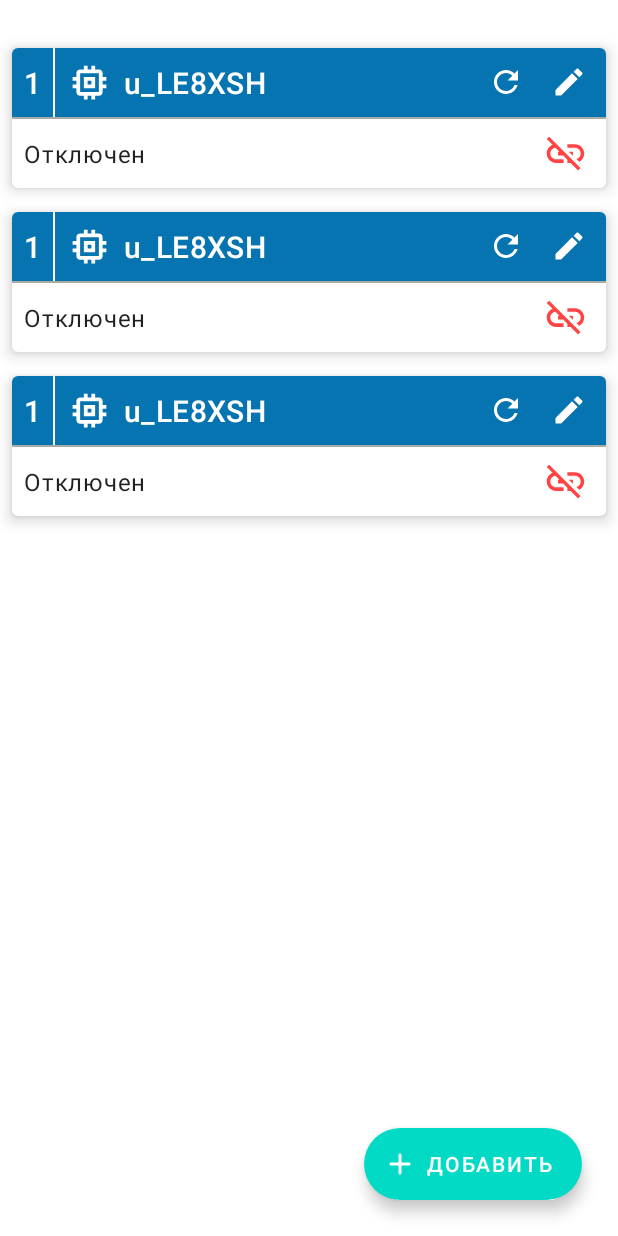
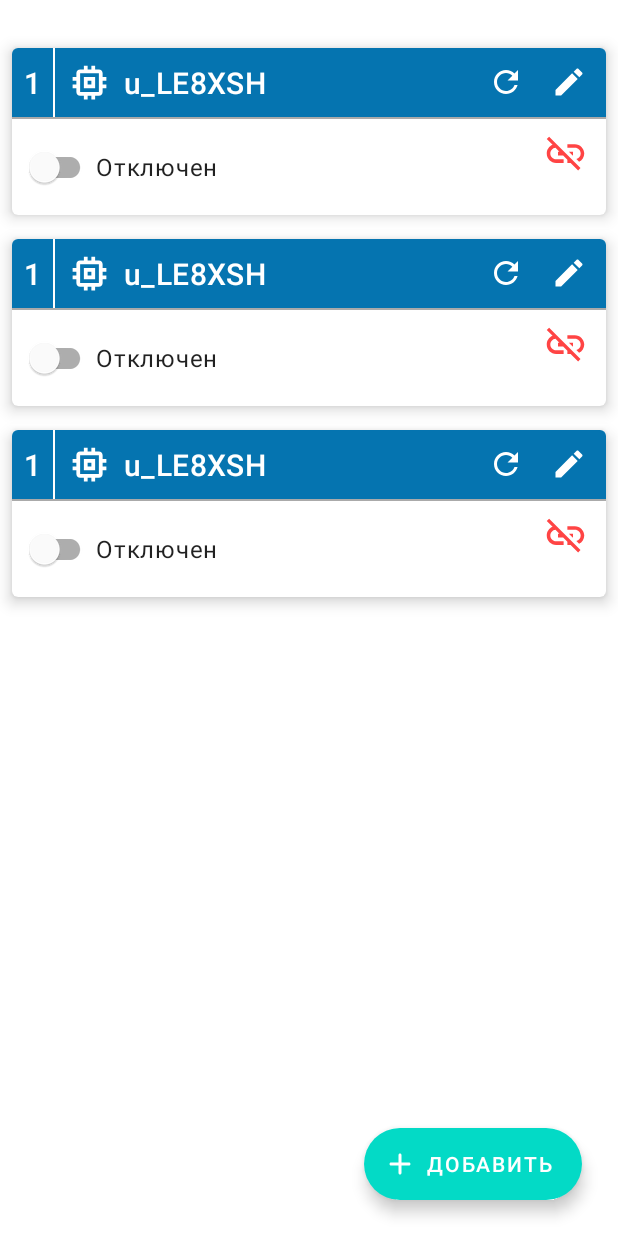
Before and after one commit to MaxKayan/CarControllerMQTT_App, an Android app: the layout fragment_devices.xml on its own in the app's theme, with its tools: preview values and no code run, on a phone screen of 412 x 824 dp. Run offline under Robolectric (Android 15) with nearby library versions, the phone set to English and light mode, and no system bars.

Commit message:
Added "enabled" attribute for the Device

```diff
--- a/app/src/main/java/com/example/carcontrollermqtt/data/local/dao/DeviceDao.java
+++ b/app/src/main/java/com/example/carcontrollermqtt/data/local/dao/DeviceDao.java
@@ -20,7 +20,7 @@ public interface DeviceDao {
     @Query("SELECT * FROM devices")
     LiveData<List<Device>> observeDevices();
 
-    @Query("SELECT * FROM devices WHERE active = 1")
+    @Query("SELECT * FROM devices WHERE selected = 1")
     Single<Device> getSelectedDevice();
 
     @Insert(onConflict = OnConflictStrategy.REPLACE)
--- a/app/src/main/java/com/example/carcontrollermqtt/ui/devices/DevicesAdapter.java
+++ b/app/src/main/java/com/example/carcontrollermqtt/ui/devices/DevicesAdapter.java
@@ -28,10 +28,10 @@ public class DevicesAdapter extends ListAdapter<Device, DevicesAdapter.DeviceVie
         @Override
         public boolean areContentsTheSame(@NonNull Device oldItem, @NonNull Device newItem) {
             boolean same = oldItem.getUsername().equals(newItem.getUsername()) &&
-                    oldItem.isActive() == newItem.isActive();
+                    oldItem.isSelected() == newItem.isSelected();
 
             Log.d(TAG, "areContentsTheSame for " + oldItem.getUsername() + "-" + newItem.getUsername() + "? - " + same +
-                    "/n " + oldItem.isActive() + " - " + newItem.isActive());
+                    "/n " + oldItem.isSelected() + " - " + newItem.isSelected());
             return same;
 //            return false;
         }
@@ -83,7 +83,7 @@ public class DevicesAdapter extends ListAdapter<Device, DevicesAdapter.DeviceVie
             Log.d(TAG, "binding " + device.getUsername());
             deviceId.setText(String.valueOf(device.getId()));
 
-            if (device.isActive()) {
+            if (device.isSelected()) {
                 Log.d(TAG, "bind: Active device!");
                 isSelected.setVisibility(View.VISIBLE);
             } else {
--- a/app/src/main/java/com/example/carcontrollermqtt/ui/devices/DevicesFragment.java
+++ b/app/src/main/java/com/example/carcontrollermqtt/ui/devices/DevicesFragment.java
@@ -53,7 +53,7 @@ public class DevicesFragment extends Fragment {
 
             @Override
             public void select(int pos, Device device) {
-                if (!device.isActive())
+                if (!device.isSelected())
                     viewModel.selectDevice(device);
             }
         });
@@ -82,7 +82,7 @@ public class DevicesFragment extends Fragment {
     private void subscribeObservers(View view) {
         viewModel.observeDevices().observe(getViewLifecycleOwner(), devices -> {
             for (Device item : devices) {
-                Log.d(TAG, "subscribeObservers: active? = " + item.isActive());
+                Log.d(TAG, "subscribeObservers: active? = " + item.isSelected());
             }
             adapter.submitList(devices);
         });
--- a/app/src/main/java/com/example/carcontrollermqtt/ui/dialogs/DialogDeviceEdit.java
+++ b/app/src/main/java/com/example/carcontrollermqtt/ui/dialogs/DialogDeviceEdit.java
@@ -106,9 +106,9 @@ public class DialogDeviceEdit extends DialogFragment {
         int keepAliveValue = keepAlive.isEmpty() ? 60 : Integer.parseInt(keepAlive);
 
         if (editedDevice == null) {
-            result = new Device(0L, false, name, password, keepAliveValue);
+            result = new Device(0L, true, false, name, password, keepAliveValue);
         } else {
-            result = new Device(editedDevice.getId(), editedDevice.isActive(), name, password, keepAliveValue);
+            result = new Device(editedDevice.getId(), editedDevice.isEnabled(), editedDevice.isSelected(), name, password, keepAliveValue);
         }
 
         return result;
--- a/app/src/main/res/layout/item_device.xml
+++ b/app/src/main/res/layout/item_device.xml
@@ -112,12 +112,19 @@
                 android:layout_height="wrap_content"
                 android:padding="8dp">
 
+                <com.google.android.material.switchmaterial.SwitchMaterial
+                    android:id="@+id/switchEnable"
+                    android:layout_width="wrap_content"
+                    android:layout_height="wrap_content"
+                    android:checked="false" />
+
                 <TextView
                     android:id="@+id/textStatus"
                     style="@style/TextAppearance.MaterialComponents.Body1"
                     android:layout_width="wrap_content"
                     android:layout_height="wrap_content"
                     android:layout_centerVertical="true"
+                    android:layout_toEndOf="@id/switchEnable"
                     android:text="Отключен" />
 
                 <ImageView
```
Also changed, not shown: app/src/main/java/com/example/carcontrollermqtt/data/models/Device.java (+14 -11 lines).
